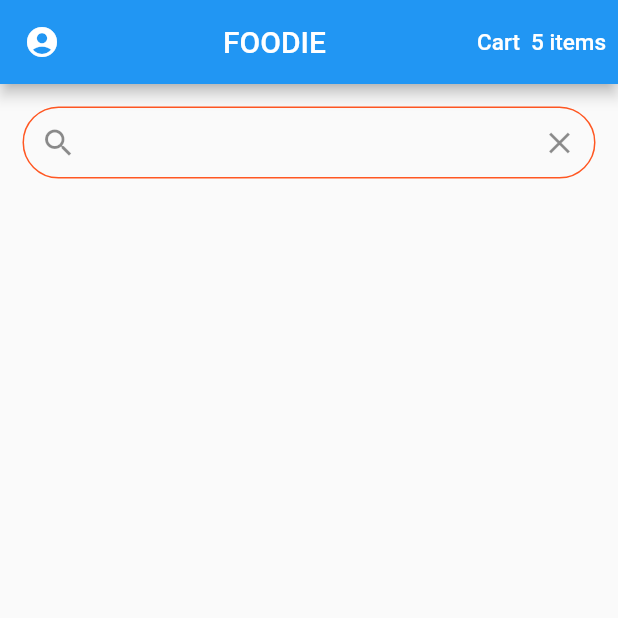
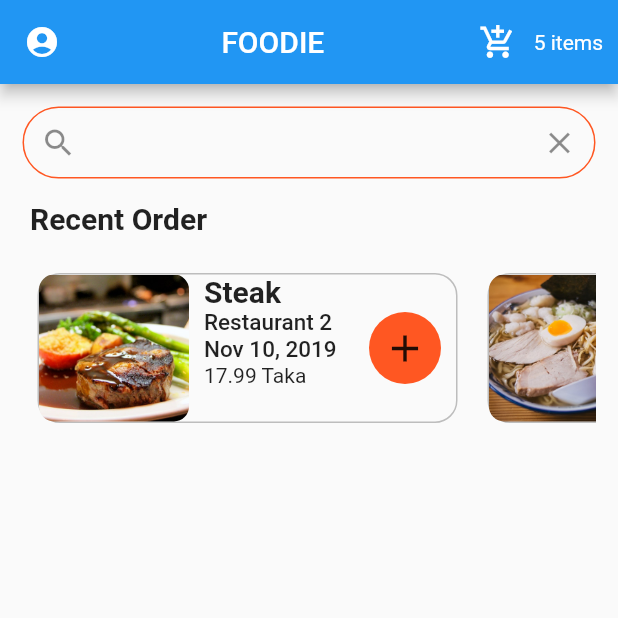
Before and after one commit to habibm94/fooddie, a Flutter app: the screen it shows after launch, on a phone screen of 412 x 824 dp, the top half of it. Run offline on Flutter 3.47's test engine with Material 2 defaults, Android fonts, the phone set to English and light mode, and no system bars.

Commit message:
2. seperated recent order widget
separated recent order widget from home screen and called through constructor

```diff
--- a/lib/screens/home_screen.dart
+++ b/lib/screens/home_screen.dart
@@ -1,8 +1,13 @@
 import 'package:flutter/material.dart';
 import 'package:foodie/models/order.dart';
 import 'package:foodie/data/data.dart';
+import 'package:foodie/widgets/recent_orders.dart';
 
 class HomeScreen extends StatefulWidget {
+  // _buildRecentOrder(BuildContext context) {
+  //   return
+  // }
+
   @override
   _HomeScreenState createState() => _HomeScreenState();
 }
@@ -18,18 +23,32 @@ class _HomeScreenState extends State<HomeScreen> {
           onPressed: () {},
         ),
         actions: [
-          TextButton(
-            child: Text(
-              'Cart  ${currentUser.cart == null ? 0 : currentUser.cart!.length} items',
-              style: TextStyle(fontSize: 15.0, color: Colors.white),
-            ),
-            onPressed: () {},
+          Row(
+            mainAxisAlignment: MainAxisAlignment.end,
+            mainAxisSize: MainAxisSize.min,
+            children: [
+              IconButton(
+                icon: Icon(Icons.add_shopping_cart),
+                iconSize: 25,
+                onPressed: () {
+                  print('Home screen cart button got pressed');
+                },
+              ),
+              Padding(
+                padding: EdgeInsets.only(right: 10),
+                child: Center(
+                  child: Text(
+                      '${currentUser.cart == null ? 0 : currentUser.cart!.length} items'),
+                ),
+              ),
+            ],
           )
         ],
       ),
       body: Padding(
         padding: EdgeInsets.symmetric(vertical: 15, horizontal: 15),
         child: ListView(
+          physics: BouncingScrollPhysics(),
           children: [
             TextField(
               decoration: InputDecoration(
@@ -44,10 +63,20 @@ class _HomeScreenState extends State<HomeScreen> {
                       borderRadius: BorderRadius.circular(30.0),
                       borderSide: BorderSide(
                           width: 1, color: Theme.of(context).primaryColor))),
-            )
+            ),
+            RecentOrder(
+              orders: currentUser,
+            ),
           ],
         ),
       ),
     );
   }
 }
+// itemCount: currentUser.orders!.length,
+//price- order.food!.price
+//restaurant name- order.restaurant!.name!
+//food name- order.food!.name!
+//image- AssetImage(order.food!.imageUrl!)
+//order-  currentUser.orders![index]
+//length- currentUser.orders!.length,
--- /dev/null
+++ b/lib/widgets/recent_orders.dart
@@ -0,0 +1,124 @@
+import 'package:flutter/material.dart';
+import 'package:foodie/data/data.dart';
+import 'package:foodie/models/order.dart';
+import 'package:foodie/widgets/recent_orders.dart';
+import 'package:foodie/models/user.dart';
+
+class RecentOrder extends StatelessWidget {
+  final User orders;
+  // final String dateTime;
+  // final double price;
+  // final String foodName;
+  // final String restaurantName;
+  // final String? imageUrl;
+  // dynamic orderLength;
+  RecentOrder({required this.orders});
+  // {this.orderLength,
+  // required this.foodName,
+  // required this.price,
+  // required this.orders,
+  // required this.dateTime,
+  // required this.restaurantName,
+  // this.imageUrl});
+  @override
+  Widget build(BuildContext context) {
+    var userRecentOrder = orders;
+    return Column(
+      crossAxisAlignment: CrossAxisAlignment.start,
+      children: [
+        Padding(
+          padding: EdgeInsets.symmetric(horizontal: 5.0, vertical: 15.0),
+          child: Text(
+            'Recent Order',
+            style: TextStyle(fontSize: 20, fontWeight: FontWeight.bold),
+          ),
+        ),
+        Container(
+          height: 120.0,
+          child: ListView.builder(
+            itemBuilder: (BuildContext context, int index) {
+              //var order = orders[index];
+              return Container(
+                margin: EdgeInsets.all(10.0),
+                width: 280.0,
+                decoration: BoxDecoration(
+                    border: Border.all(
+                      color: Colors.grey[400]!,
+                      width: 1.0,
+                    ),
+                    borderRadius: BorderRadius.circular(15.0)),
+                child: Row(
+                  children: [
+                    ClipRRect(
+                      borderRadius: BorderRadius.circular(10.0),
+                      child: Image(
+                        fit: BoxFit.cover,
+                        image: AssetImage(
+                            userRecentOrder.orders![index].food!.imageUrl!),
+                        height: 100,
+                        width: 100,
+                      ),
+                    ),
+                    SizedBox(
+                      width: 10,
+                    ),
+                    Expanded(
+                      child: Column(
+                        crossAxisAlignment: CrossAxisAlignment.start,
+                        children: [
+                          Text(
+                            userRecentOrder.orders![index].food!.name!,
+                            style: TextStyle(
+                                fontWeight: FontWeight.bold, fontSize: 20),
+                            overflow: TextOverflow.ellipsis,
+                          ),
+                          Text(
+                            userRecentOrder.orders![index].restaurant!.name!,
+                            style: TextStyle(
+                              fontWeight: FontWeight.w500,
+                              fontSize: 15,
+                            ),
+                            overflow: TextOverflow.ellipsis,
+                          ),
+                          Text(
+                            userRecentOrder.orders![index].date!,
+                            style: TextStyle(
+                                fontWeight: FontWeight.w500, fontSize: 15),
+                            overflow: TextOverflow.ellipsis,
+                          ),
+                          Text(
+                            userRecentOrder.orders![index].food!.price!
+                                    .toString() +
+                                ' ' +
+                                'Taka ',
+                            overflow: TextOverflow.ellipsis,
+                          ),
+                        ],
+                      ),
+                    ),
+                    Container(
+                      decoration: BoxDecoration(
+                        borderRadius: BorderRadius.circular(30.0),
+                        color: Theme.of(context).primaryColor,
+                      ),
+                      child: IconButton(
+                        icon: Icon(Icons.add),
+                        onPressed: () {
+                          print('add recent order button got pressed');
+                        },
+                        iconSize: 30.0,
+                      ),
+                      margin: EdgeInsets.all(10.0),
+                    )
+                  ],
+                ),
+              );
+            },
+            itemCount: userRecentOrder.orders!.length,
+            scrollDirection: Axis.horizontal,
+          ),
+        )
+      ],
+    );
+  }
+}
```
